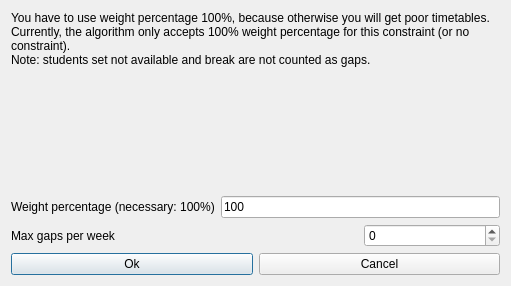
janLo/FET, file src/interface/modifyconstraintstudentsmaxgapsperweekform_template.ui: the form before one commit.
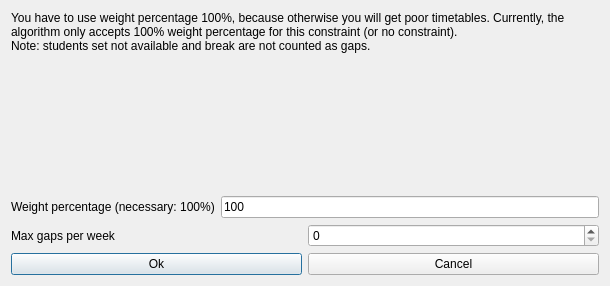
The form after the commit.

What changed in the file:
```diff
--- a/src/interface/modifyconstraintstudentsmaxgapsperweekform_template.ui
+++ b/src/interface/modifyconstraintstudentsmaxgapsperweekform_template.ui
@@ -6,30 +6,15 @@
    <rect>
     <x>0</x>
     <y>0</y>
-    <width>511</width>
+    <width>610</width>
     <height>286</height>
    </rect>
   </property>
   <property name="windowTitle">
    <string extracomment="This is the title of the dialog to modify a constraint of this type">Modify students max gaps per week</string>
   </property>
-  <layout class="QGridLayout" name="gridLayout">
-   <item row="0" column="0">
-    <layout class="QGridLayout">
-     <item row="3" column="2">
-      <widget class="QSpinBox" name="maxGapsSpinBox"/>
-     </item>
-     <item row="3" column="0" colspan="2">
-      <widget class="QLabel" name="textLabel1">
-       <property name="text">
-        <string>Max gaps per week</string>
-       </property>
-       <property name="wordWrap">
-        <bool>false</bool>
-       </property>
-      </widget>
-     </item>
-     <item row="0" column="0" colspan="3">
+  <layout class="QVBoxLayout" name="verticalLayout">
+   <item>
       <widget class="QLabel" name="weightTextLabel_2">
        <property name="sizePolicy">
         <sizepolicy hsizetype="Minimum" vsizetype="Minimum">
@@ -52,7 +37,7 @@
        </property>
       </widget>
      </item>
-     <item row="1" column="0">
+   <item>
       <spacer name="spacer5">
        <property name="orientation">
         <enum>Qt::Vertical</enum>
@@ -63,19 +48,14 @@
        <property name="sizeHint" stdset="0">
         <size>
          <width>20</width>
-         <height>50</height>
+       <height>65</height>
         </size>
        </property>
       </spacer>
      </item>
-     <item row="2" column="1" colspan="2">
-      <widget class="QLineEdit" name="weightLineEdit">
-       <property name="text">
-        <string notr="true">100</string>
-       </property>
-      </widget>
-     </item>
-     <item row="2" column="0">
+   <item>
+    <layout class="QHBoxLayout" name="horizontalLayout">
+     <item>
       <widget class="QLabel" name="weightTextLabel">
        <property name="frameShape">
         <enum>QFrame::NoFrame</enum>
@@ -91,9 +71,33 @@
        </property>
       </widget>
      </item>
+     <item>
+      <widget class="QLineEdit" name="weightLineEdit">
+       <property name="text">
+        <string notr="true">100</string>
+       </property>
+      </widget>
+     </item>
     </layout>
    </item>
-   <item row="1" column="0">
+   <item>
+    <layout class="QHBoxLayout" name="horizontalLayout_2">
+     <item>
+      <widget class="QLabel" name="textLabel1">
+       <property name="text">
+        <string>Max gaps per week</string>
+       </property>
+       <property name="wordWrap">
+        <bool>false</bool>
+       </property>
+      </widget>
+     </item>
+     <item>
+      <widget class="QSpinBox" name="maxGapsSpinBox"/>
+     </item>
+    </layout>
+   </item>
+   <item>
     <layout class="QHBoxLayout">
      <item>
       <widget class="QPushButton" name="okPushButton">
```
Lines whose indentation alone changed are shown as unchanged.
